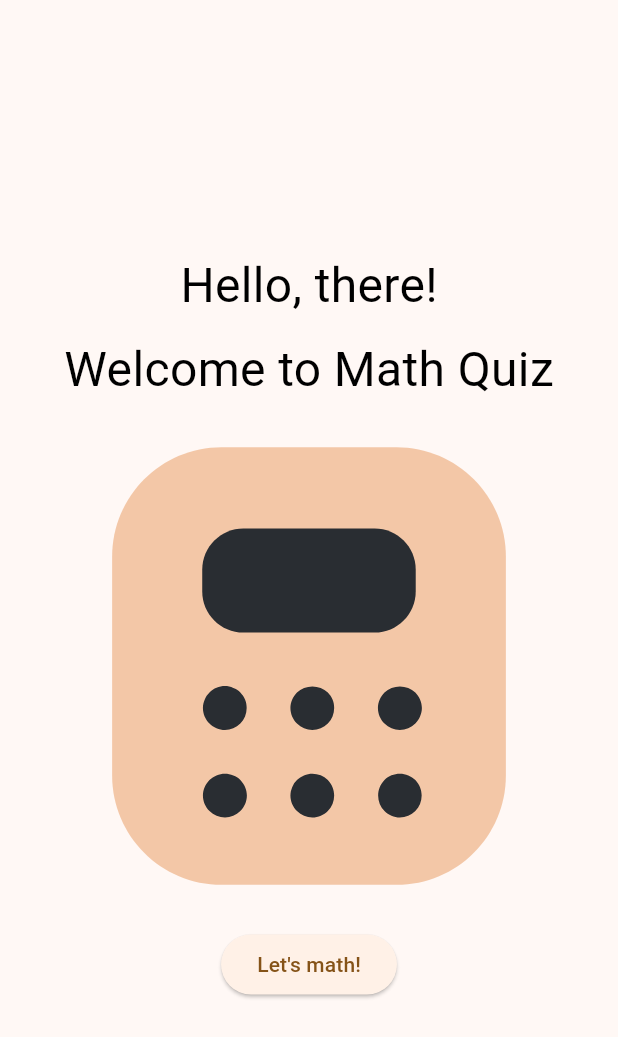
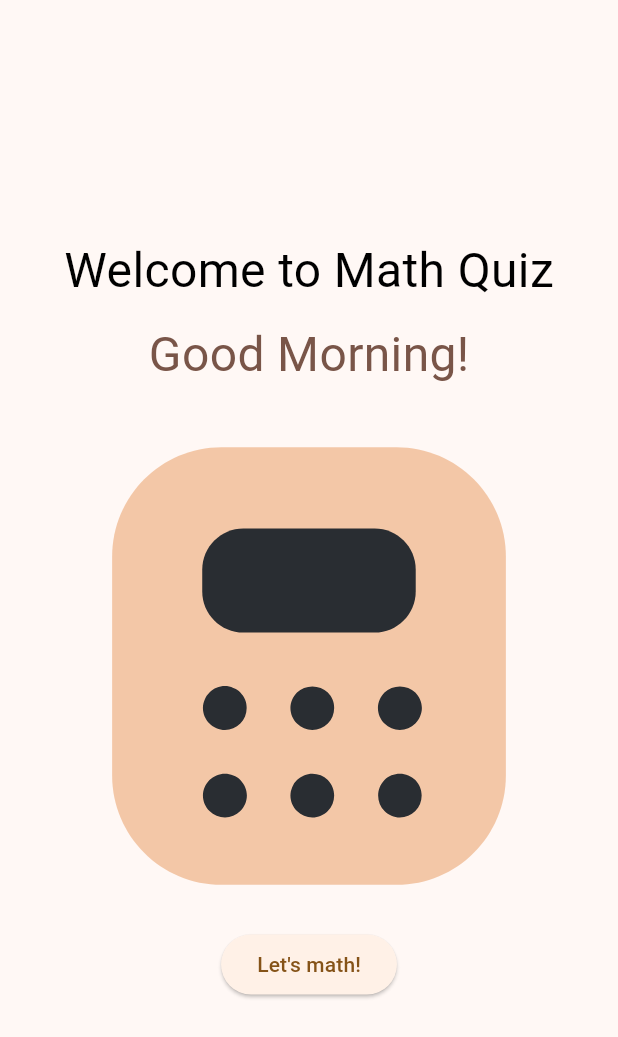
Before and after one commit to Dheeraj-Reddy-Mallapu/math-quiz, a Flutter app: the screen it shows after launch, on a phone screen of 412 x 824 dp. Shown: the top 1037 px of the screen. Run offline on Flutter 3.47's test engine with Material 2 defaults, Android fonts, the phone set to English and light mode, and no system bars; our stand-ins replace flutter_svg; missing offline and left inert: dart_eval, restart_app.

Commit message:
Added greetings (based on hour)

```diff
--- /dev/null
+++ b/lib/greetings.dart
@@ -0,0 +1,25 @@
+import 'package:flutter/material.dart';
+
+class Greetings extends StatelessWidget {
+  int hour = DateTime.now().hour;
+
+  @override
+  Widget build(BuildContext context) {
+    return Text(
+      (() {
+        if (hour <= 12) {
+          return 'Good Morning!';
+        } else if ((hour > 12) && (hour <= 16)) {
+          return 'Good Afternoon!';
+        } else if ((hour > 16) && (hour < 20)) {
+          return 'Good Evening!';
+        }
+        return 'Good Night';
+      })(),
+      style: const TextStyle(
+        color: Colors.brown,
+        fontSize: 32,
+      ),
+    );
+  }
+}
--- a/lib/welcome_screen.dart
+++ b/lib/welcome_screen.dart
@@ -2,6 +2,7 @@ import 'package:flutter/material.dart';
 import 'package:flutter_svg/flutter_svg.dart';
 
 import 'quiz_screen.dart';
+import 'greetings.dart';
 
 class WelcomeScreen extends StatelessWidget {
   const WelcomeScreen({super.key, required this.title});
@@ -17,17 +18,6 @@ class WelcomeScreen extends StatelessWidget {
         children: [
           Container(
             alignment: Alignment.center,
-            padding: const EdgeInsets.all(10),
-            child: const Text(
-              'Hello, there!',
-              style: TextStyle(
-                color: Colors.black,
-                fontSize: 32,
-              ),
-            ),
-          ),
-          Container(
-            alignment: Alignment.center,
             child: const Text(
               'Welcome to Math Quiz',
               style: TextStyle(
@@ -36,6 +26,10 @@ class WelcomeScreen extends StatelessWidget {
               ),
             ),
           ),
+          Container(
+              alignment: Alignment.center,
+              padding: const EdgeInsets.all(10),
+              child: Greetings()),
           SizedBox(
               width: 500,
               height: 350,
```
Also changed, not shown: lib/quiz.dart (+4 -35 lines).
